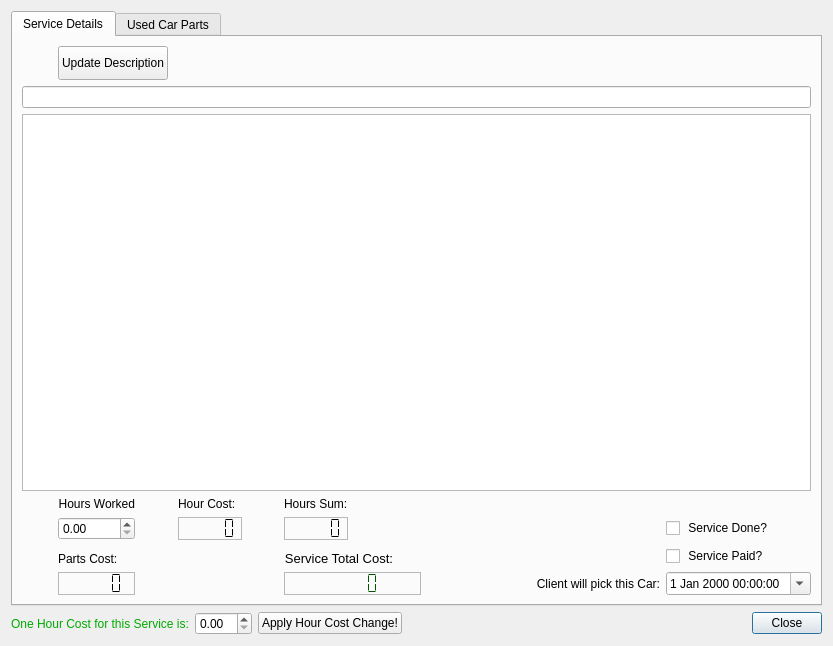
bedi1982/Oficina, file Client_Add_service.ui: the form before one commit.
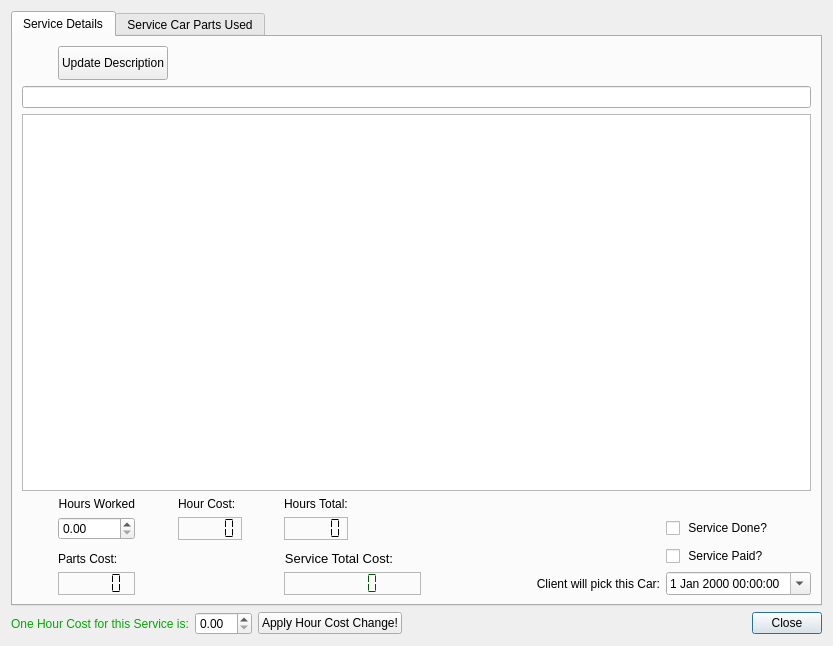
The form after the commit. The open tabs and pages were chosen to show the change. Icons and pictures are not drawn.

The edit to the form file:
```diff
--- a/Client_Add_service.ui
+++ b/Client_Add_service.ui
@@ -264,7 +264,7 @@
        <item row="3" column="5">
         <widget class="QLabel" name="label_3">
          <property name="text">
-          <string>Hours Sum:</string>
+          <string>Hours Total:</string>
          </property>
         </widget>
        </item>
@@ -409,7 +409,7 @@
      </widget>
      <widget class="QWidget" name="ServiceParts">
       <attribute name="title">
-       <string>Used Car Parts</string>
+       <string>Service Car Parts Used</string>
       </attribute>
       <layout class="QGridLayout" name="gridLayout_4">
        <item row="2" column="2">
```
Left out of the diff: 2 changed lines with no effect on the pictures.
